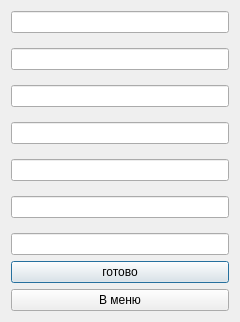
Above: add_book/add_book_start.ui from Plusers/ASL before the change. Below: the same form after it.
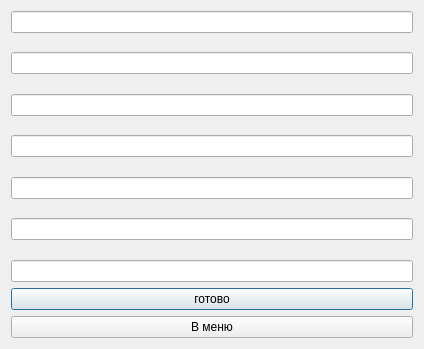
That is the form after the change.

The edit to the form file:
```diff
--- a/add_book/add_book_start.ui
+++ b/add_book/add_book_start.ui
@@ -6,8 +6,8 @@
    <rect>
     <x>0</x>
     <y>0</y>
-    <width>240</width>
-    <height>322</height>
+    <width>424</width>
+    <height>349</height>
    </rect>
   </property>
   <property name="windowTitle">
```
